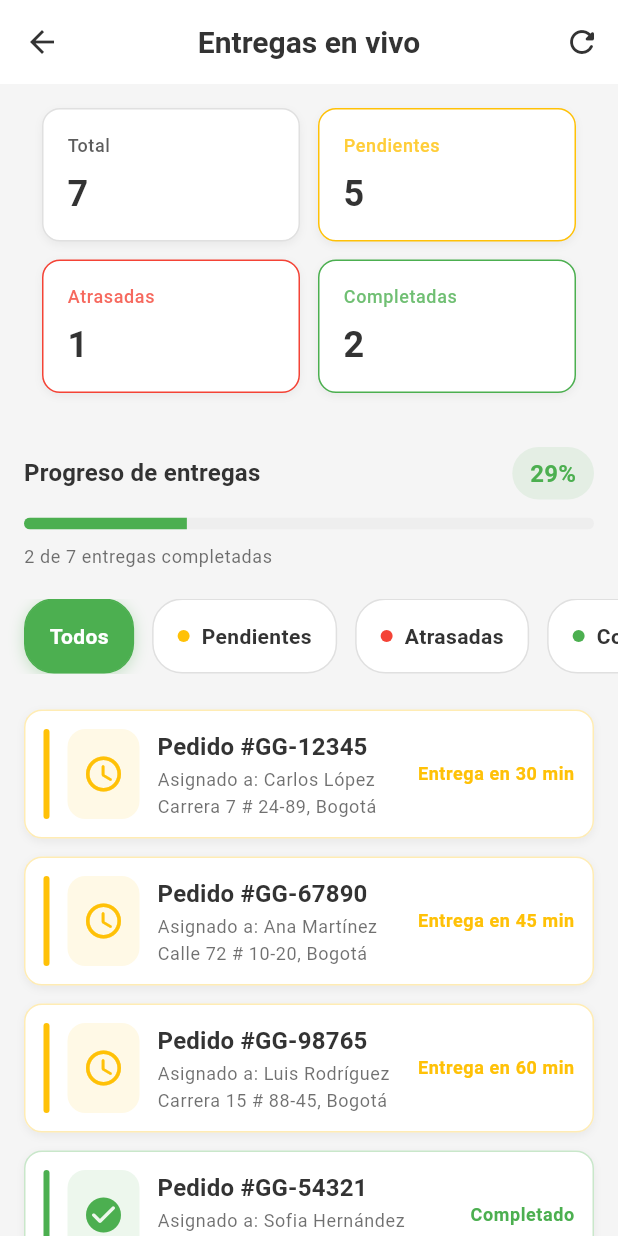
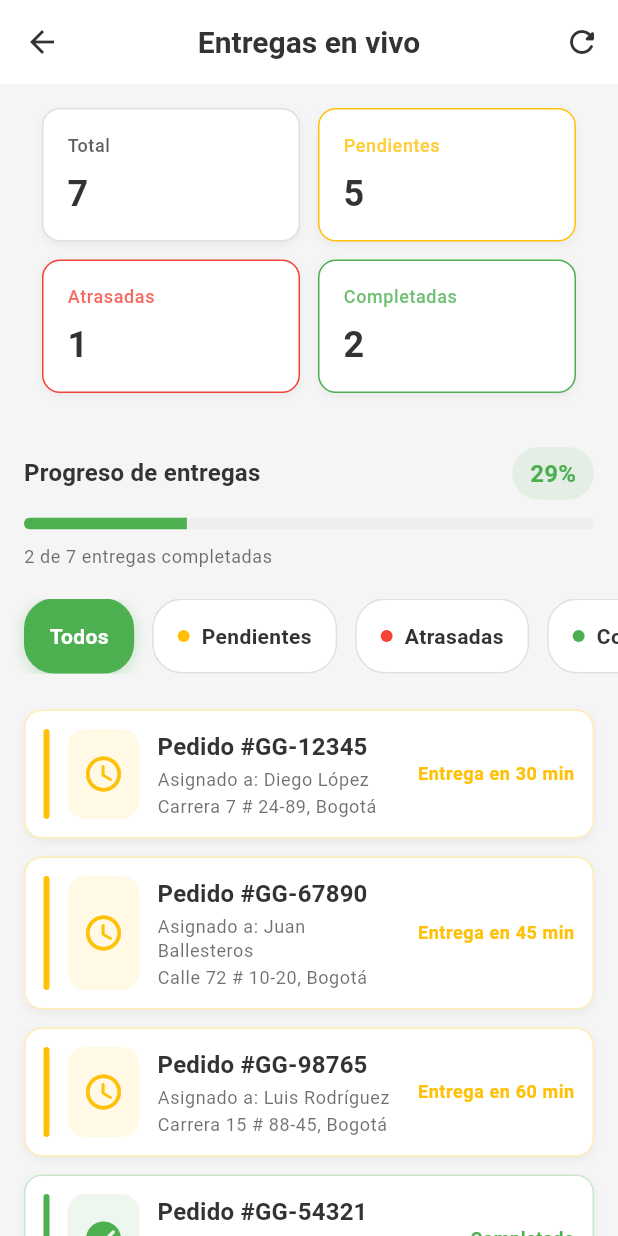
Before and after one commit to JuanFernandoBallesterosMaciasUIS/GreenGo-Logistics3, a Flutter app: the SupervisorScreen screen opened directly, on a phone screen of 412 x 824 dp. Run offline on Flutter 3.47's test engine with Material 3 defaults, Android fonts, the phone set to English and light mode, and no system bars; Roboto replaces fonts that are missing (Manrope).

Commit message:
feat: Actualiza los nombres de los repartidores en las entregas y la selección de repartidores

```diff
--- a/lib/providers/delivery_provider.dart
+++ b/lib/providers/delivery_provider.dart
@@ -6,7 +6,7 @@ class DeliveryProvider with ChangeNotifier {
     Delivery(
       id: 'GG-12345',
       customerName: 'María García',
-      deliveryPerson: 'Carlos López',
+      deliveryPerson: 'Diego López',
       fromLocation: 'Restaurante Andrés Carne de Res',
       toLocation: 'Carrera 7 # 24-89, Bogotá',
       deadline: DateTime.now().add(const Duration(minutes: 30)),
@@ -15,7 +15,7 @@ class DeliveryProvider with ChangeNotifier {
     Delivery(
       id: 'GG-67890',
       customerName: 'John Doe',
-      deliveryPerson: 'Ana Martínez',
+      deliveryPerson: 'Juan Ballesteros',
       fromLocation: 'Café Paradiso',
       toLocation: 'Calle 72 # 10-20, Bogotá',
       deadline: DateTime.now().add(const Duration(minutes: 45)),
@@ -44,7 +44,7 @@ class DeliveryProvider with ChangeNotifier {
     Delivery(
       id: 'GG-11223',
       customerName: 'Sam Wilson',
-      deliveryPerson: 'Carlos López',
+      deliveryPerson: 'Diego López',
       fromLocation: 'Tienda D1',
       toLocation: 'Avenida El Dorado # 68-40, Barrios Unidos, Bogotá',
       deadline: DateTime.now().add(const Duration(minutes: 75)),
@@ -53,7 +53,7 @@ class DeliveryProvider with ChangeNotifier {
     Delivery(
       id: 'GG-22334',
       customerName: 'Emily Chen',
-      deliveryPerson: 'Ana Martínez',
+      deliveryPerson: 'Juan Ballesteros',
       fromLocation: 'Restaurante Wok',
       toLocation: 'Calle 85 # 13-45, Usaquén, Bogotá',
       deadline: DateTime.now().subtract(const Duration(minutes: 30)),
--- a/lib/screens/delivery_person_selection_screen.dart
+++ b/lib/screens/delivery_person_selection_screen.dart
@@ -13,8 +13,8 @@ class _DeliveryPersonSelectionScreenState
     extends State<DeliveryPersonSelectionScreen> {
   // Los tres repartidores disponibles
   static const List<String> deliveryPersons = [
-    'Carlos López',
-    'Ana Martínez',
+    'Diego López',
+    'Juan Ballesteros',
     'Luis Rodríguez',
   ];
 
```
